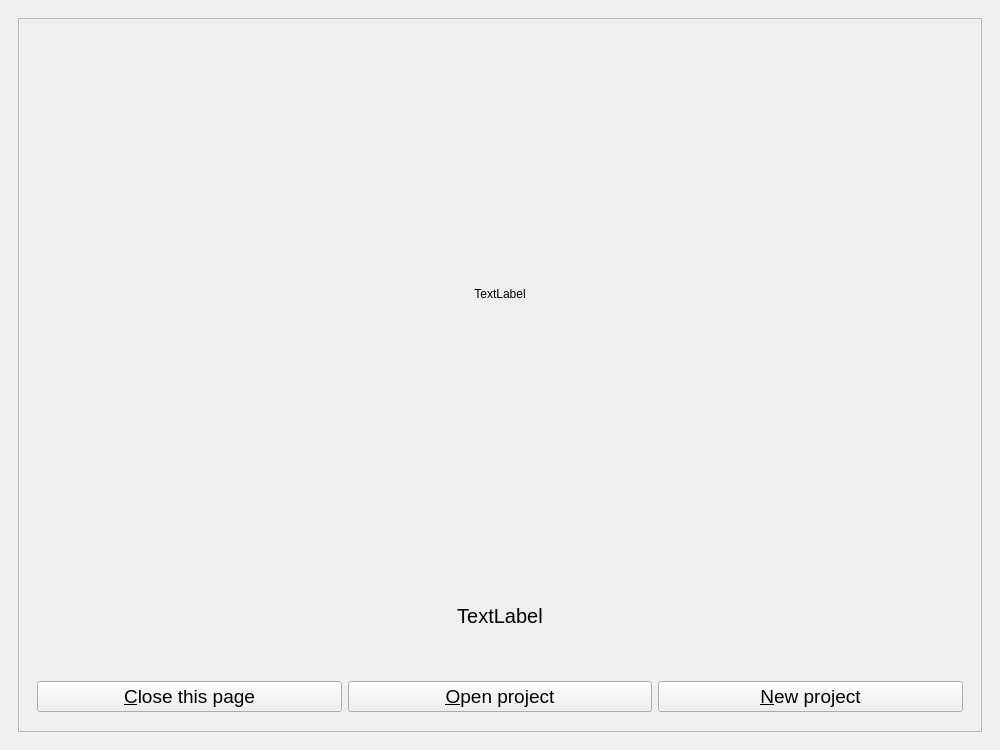
Qt form python_interface/uis/diyabc.ui (cbgp/diyabc) before a commit.
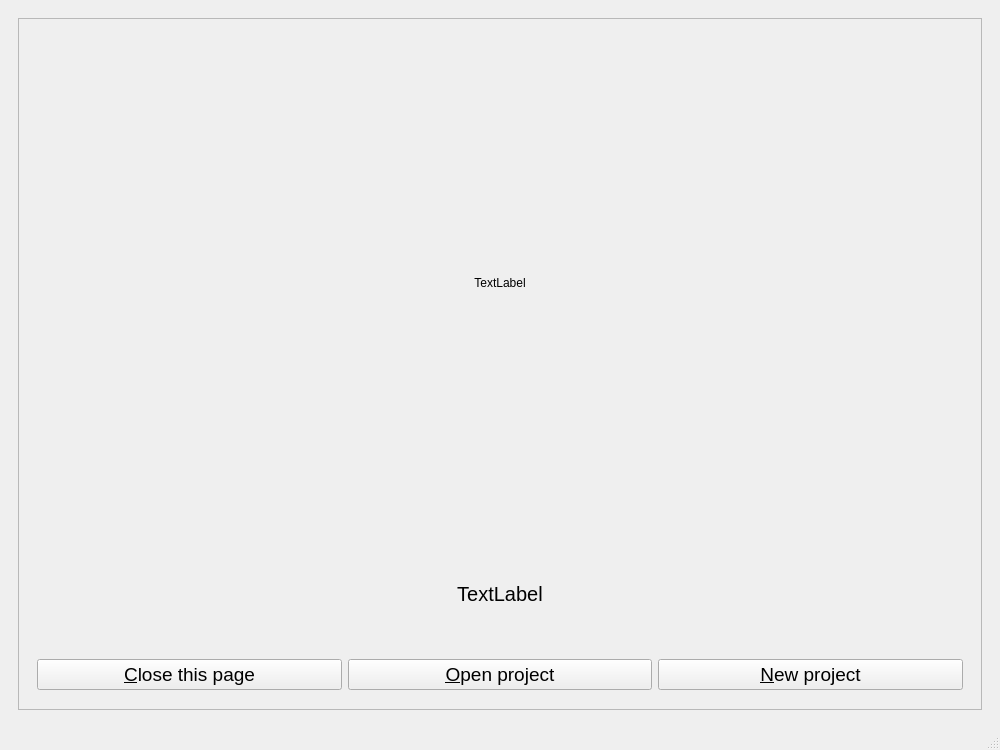
The same form after that commit.

Commit message: status bar added

```diff
--- a/python_interface/uis/diyabc.ui
+++ b/python_interface/uis/diyabc.ui
@@ -197,6 +197,7 @@
     </rect>
    </property>
   </widget>
+  <widget class="QStatusBar" name="statusBar"/>
   <action name="actionWeb">
    <property name="checkable">
     <bool>true</bool>
```
Left out of the diff: 2 changed lines with no effect on the pictures. The commit also changes 1 other file.
